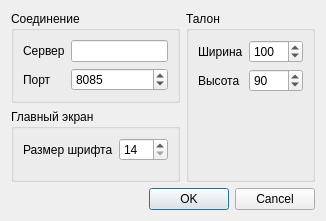
federicovalenso/clinicTicketsQueueClient, file dlgsettings.ui: the form before one commit.
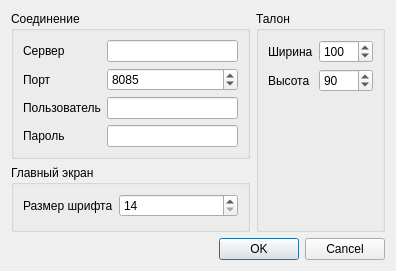
The form after the commit.

The edit to the form file:
```diff
--- a/dlgsettings.ui
+++ b/dlgsettings.ui
@@ -9,8 +9,8 @@
    <rect>
     <x>0</x>
     <y>0</y>
-    <width>326</width>
-    <height>221</height>
+    <width>396</width>
+    <height>271</height>
    </rect>
   </property>
   <property name="windowTitle">
@@ -63,6 +63,30 @@
               </property>
              </widget>
             </item>
+            <item row="2" column="0">
+             <widget class="QLabel" name="lblUser">
+              <property name="text">
+               <string>Пользователь</string>
+              </property>
+             </widget>
+            </item>
+            <item row="2" column="1">
+             <widget class="QLineEdit" name="leUser"/>
+            </item>
+            <item row="3" column="0">
+             <widget class="QLabel" name="lblPass">
+              <property name="text">
+               <string>Пароль</string>
+              </property>
+             </widget>
+            </item>
+            <item row="3" column="1">
+             <widget class="QLineEdit" name="lePass">
+              <property name="echoMode">
+               <enum>QLineEdit::Password</enum>
+              </property>
+             </widget>
+            </item>
            </layout>
           </item>
          </layout>
```
